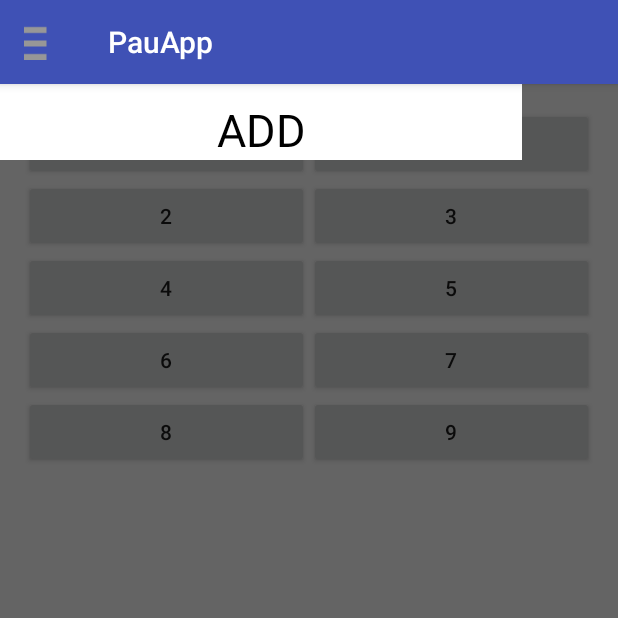
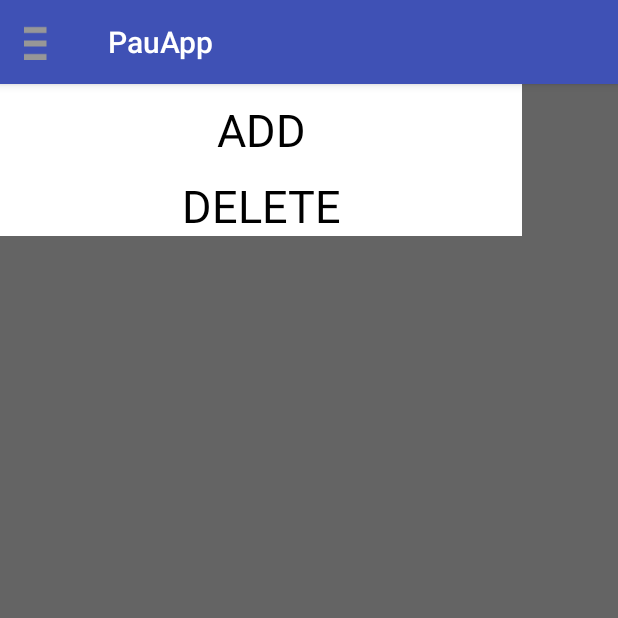
Before and after one commit to high-technology-software/PauApp, an Android app: the ActivityMainPrincipal screen opened directly, with no data from a screen before it, with the side drawer open, on a phone screen of 412 x 824 dp, the top half of it. Run offline under Robolectric (Android 15) with nearby library versions, the phone set to English and light mode, and no system bars.

Commit message:
funcional 001

```diff
--- a/app/src/main/java/com/high_technology_software/android/pauapp/ActivityMainPrincipal.java
+++ b/app/src/main/java/com/high_technology_software/android/pauapp/ActivityMainPrincipal.java
@@ -2,6 +2,7 @@ package com.high_technology_software.android.pauapp;
 
 import android.app.Activity;
 import android.app.AlertDialog;
+import android.content.Context;
 import android.content.DialogInterface;
 import android.database.Cursor;
 import android.graphics.Color;
@@ -29,7 +30,7 @@ import java.util.List;
 import adaptadors.ButtonAdapter;
 
 public class ActivityMainPrincipal extends AppCompatActivity {
-
+    //private Context mContext = getApplicationContext();
     private DrawerLayout drawerLayout;
     //variables referentes al xml
     private GridView gvPanelPal;
@@ -50,9 +51,10 @@ public class ActivityMainPrincipal extends AppCompatActivity {
 
         Log.d("ASD", "HERE");
         CategoryDAO dao = new CategoryDAO(this);
-        List<CategoryVO> list = dao.read();
+        List<CategoryVO> listCategory = dao.read();
 
-        CategoryVO vo = new CategoryVO();
+
+        final CategoryVO vo = new CategoryVO();
         vo.setName("Test");
         try {
             dao.create(vo);
@@ -62,10 +64,10 @@ public class ActivityMainPrincipal extends AppCompatActivity {
 
         //pruebas del Adaptador de Botones
         Button botonesPan = null;
-        for (int i = 0; i < 10; i++){
+        for (int i = 0; i < listCategory.size(); i++){
             botonesPan = new Button(this);
             botonesPan.setText(Integer.toString(i));
-            //botonesPan.setOnClickListener();
+
             botonesPan.setId(i);
             botones.add(botonesPan);
 
@@ -79,6 +81,7 @@ public class ActivityMainPrincipal extends AppCompatActivity {
             public void onClick(View v) {
                 //al pulsar saldrá un alert auxiliar para llenar los campos necesarios para crear
                 //el elemento en el GridView
+                final CategoryDAO categ = new CategoryDAO(getApplicationContext());
                 AlertDialog.Builder builder = new AlertDialog.Builder(ActivityMainPrincipal.this);
                 LayoutInflater inflater = ActivityMainPrincipal.this.getLayoutInflater();
                 final View dialogView = inflater.inflate(R.layout.dialog_form, null);
@@ -87,17 +90,19 @@ public class ActivityMainPrincipal extends AppCompatActivity {
                     @Override
                     public void onClick(DialogInterface dialog, int id) {
                         tvName = (EditText) dialogView.findViewById(R.id.tvName);
-                        tvOther = (EditText) dialogView.findViewById(R.id.tvOther);
+
                         //cogemos el valor de los items que hemos instanciado
                         String name = tvName.getText().toString();
-                        //String other = tvOther.getText().toString();
-                        //los metemos en la Base de Datos
+                        //obtener ultimo id
+                        int ultimoId = categ.getLastId();
+                        ultimoId = ultimoId + 1;
+
 
                         CategoryVO cat = new CategoryVO();
+                        cat.setId(ultimoId);
                         cat.setName(name);
+
                         baseDatosCategory.create(cat);
-                        //sqlControllerBDB.open();
-                        //sqlControllerBDB.insertData(name, other, "blue");
 
 
 
--- a/app/src/main/java/com/high_technology_software/android/pauapp/model/database/DatabaseHelper.java
+++ b/app/src/main/java/com/high_technology_software/android/pauapp/model/database/DatabaseHelper.java
@@ -13,7 +13,7 @@ public class DatabaseHelper extends SQLiteOpenHelper {
 
     @Override
     public void onCreate(SQLiteDatabase db) {
-        Log.d("AQUI", DatabaseTableCategory.CREATE_STATEMENT);
+        //Log.d("AQUI", DatabaseTableCategory.CREATE_STATEMENT);
         db.execSQL(DatabaseTableCategory.CREATE_STATEMENT);
         db.execSQL(DatabaseTableItem.CREATE_STATEMENT);
     }
@@ -24,4 +24,7 @@ public class DatabaseHelper extends SQLiteOpenHelper {
         db.execSQL(DatabaseTableCategory.DROP_STATEMENT);
         onCreate(db);
     }
+
+
+
 }
--- a/app/src/main/java/com/high_technology_software/android/pauapp/model/database/DatabaseTableCategory.java
+++ b/app/src/main/java/com/high_technology_software/android/pauapp/model/database/DatabaseTableCategory.java
@@ -2,8 +2,11 @@ package com.high_technology_software.android.pauapp.model.database;
 
 import android.content.ContentValues;
 import android.provider.BaseColumns;
+import android.text.format.Time;
 
 import com.high_technology_software.android.pauapp.model.CategoryVO;
+
+
 
 public abstract class DatabaseTableCategory implements BaseColumns {
 
@@ -11,6 +14,9 @@ public abstract class DatabaseTableCategory implements BaseColumns {
     public static final String ID = "id";
     public static final String NAME = "name";
     public static final String ORDER = "orden";
+
+
+
 
     public static final String CREATE_STATEMENT = "CREATE TABLE " + TABLE_NAME + " (" +
             ID + " INTEGER PRIMARY KEY AUTOINCREMENT, " +
--- a/app/src/main/res/layout/activity_activity_main_principal.xml
+++ b/app/src/main/res/layout/activity_activity_main_principal.xml
@@ -28,7 +28,7 @@
                 android:layout_width="match_parent"
                 android:layout_height="wrap_content"
                 android:id="@+id/gridPrincipal"
-                android:numColumns="auto_fit" />
+                android:numColumns="3" />
         </LinearLayout>
     </RelativeLayout>
     <LinearLayout
@@ -49,5 +49,16 @@
             android:paddingTop="10dp"
             android:textColor="#000000" />
 
+        <TextView
+            android:layout_width="match_parent"
+            android:layout_height="wrap_content"
+            android:text="DELETE"
+            android:id="@+id/tabBarDelete"
+            android:textSize="30dp"
+            android:background="#ffffff"
+            android:gravity="center"
+            android:paddingTop="10dp"
+            android:textColor="#000000" />
+
     </LinearLayout>
 </android.support.v4.widget.DrawerLayout>
```
Also changed, not shown: app/src/main/java/com/high_technology_software/android/pauapp/controller/CategoryDAO.java (+28 -0 lines).
